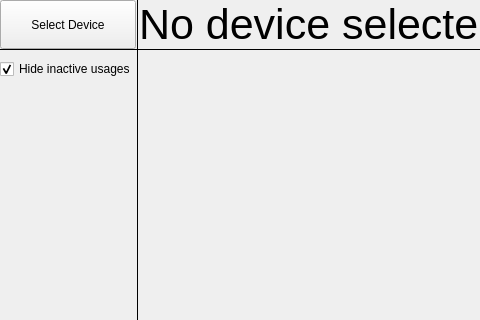
Above: hidviz/src/Window.ui from hidviz/hidviz before the change; both pictures show x 0 to 480 and y 0 to 320 of the 1028 by 779 pixel window. Below: the same form after it.
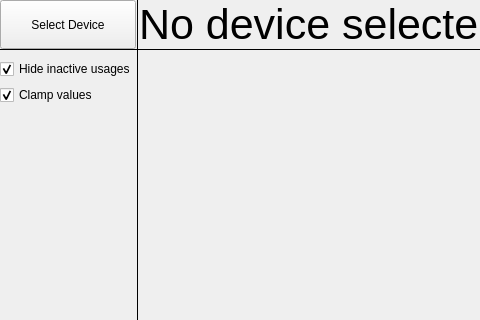
That is the form after the change. Icons and pictures are not drawn.

Commit message: Add visualisation for non-bool data fields

Diff of the .ui file:
```diff
--- a/hidviz/src/Window.ui
+++ b/hidviz/src/Window.ui
@@ -133,6 +133,16 @@
         </property>
        </widget>
       </item>
+      <item>
+       <widget class="QCheckBox" name="clampValues">
+        <property name="text">
+         <string>Clamp values</string>
+        </property>
+        <property name="checked">
+         <bool>true</bool>
+        </property>
+       </widget>
+      </item>
       <item>
        <spacer name="verticalSpacer">
         <property name="orientation">
```
Left out of the diff: 2 changed lines with no effect on the pictures. The commit also changes 10 other files.
